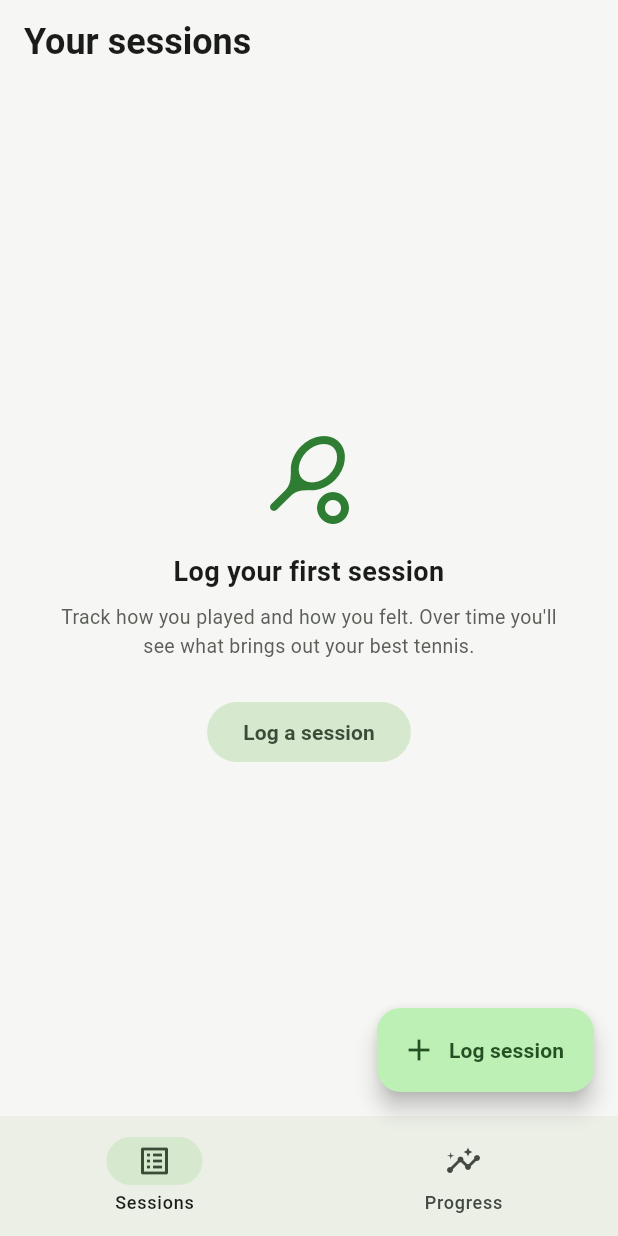
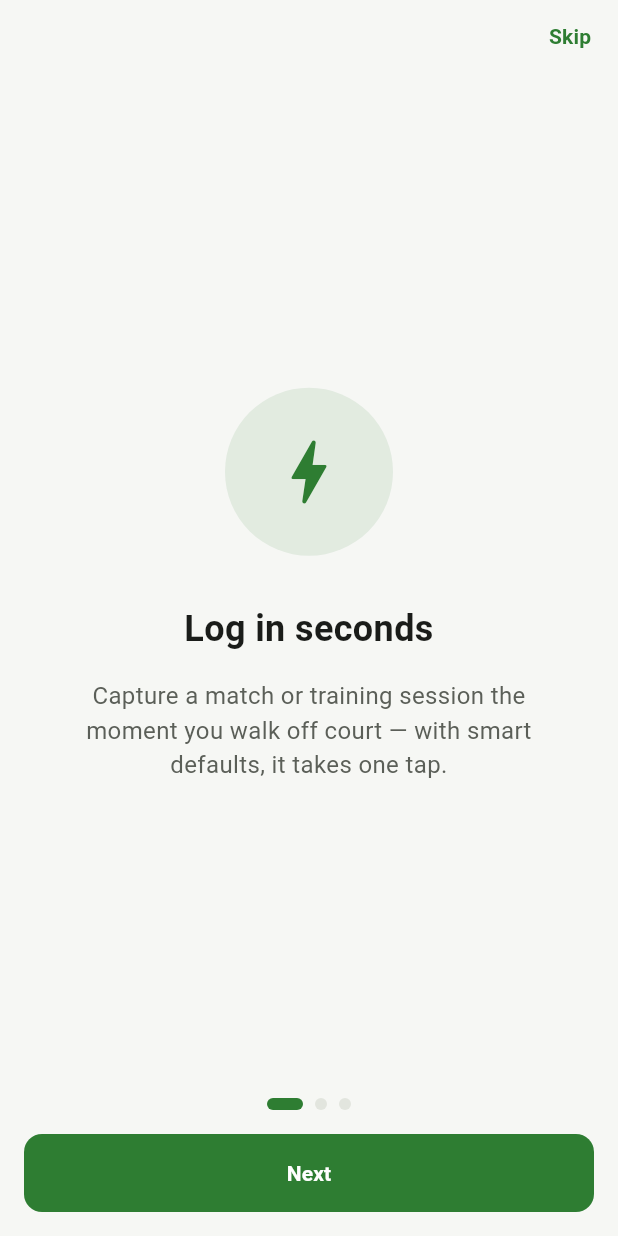
Before and after one commit to clecks666-beep/tennisnow, a Flutter app: the screen it shows after launch, on a phone screen of 412 x 824 dp. Run offline on Flutter 3.47's test engine with Material 3 defaults, Android fonts, the phone set to English and light mode, and no system bars; our stand-ins replace drift, drift_flutter, flutter_riverpod, go_router, shared_preferences; accounts and stored records are empty; generated files the repository leaves out were written again.

Commit message:
Add first-launch onboarding + device-local preferences store
Beat the empty-app problem with a short, skippable intro shown once.

- AppPreferences (shared_preferences) for device-local UI flags that must
  NOT sync — kept separate from the sync-ready Drift schema (ADR-005)
- main() loads prefs before first frame; injected via provider override
- Router is now a provider (goRouterProvider) with a redirect gate:
  first launch -> /onboarding, then never again
- OnboardingScreen: 3 value slides, page dots, Skip + Get started, all from
  design tokens; finishing persists the flag then enters the app
- Test for the onboarding preference gate
- Docs: ADR-005, CLAUDE.md persistence note, memory + README synced

```diff
--- a/lib/app/app.dart
+++ b/lib/app/app.dart
@@ -1,20 +1,21 @@
 import 'package:flutter/material.dart';
+import 'package:flutter_riverpod/flutter_riverpod.dart';
 
 import '../core/constants/app_constants.dart';
 import '../design_system/theme/app_theme.dart';
 import 'router.dart';
 
 /// Root app widget. Wires the single theme and the router; no logic here.
-class TennisNowApp extends StatelessWidget {
+class TennisNowApp extends ConsumerWidget {
   const TennisNowApp({super.key});
 
   @override
-  Widget build(BuildContext context) {
+  Widget build(BuildContext context, WidgetRef ref) {
     return MaterialApp.router(
       title: AppConstants.appName,
       debugShowCheckedModeBanner: false,
       theme: AppTheme.light(),
-      routerConfig: AppRouter.router,
+      routerConfig: ref.watch(goRouterProvider),
     );
   }
 }
--- a/lib/app/router.dart
+++ b/lib/app/router.dart
@@ -1,28 +1,44 @@
 import 'package:flutter/material.dart';
+import 'package:flutter_riverpod/flutter_riverpod.dart';
 import 'package:go_router/go_router.dart';
 
 import '../features/gamification/presentation/screens/achievements_screen.dart';
+import '../features/onboarding/presentation/screens/onboarding_screen.dart';
 import '../features/progress/presentation/screens/progress_screen.dart';
 import '../features/session_logging/presentation/screens/log_session_screen.dart';
 import '../features/session_logging/presentation/screens/session_list_screen.dart';
+import '../shared/data/app_preferences.dart';
 import 'home_shell.dart';
 
-/// Central navigation config (CLAUDE.md §2).
+final _rootKey = GlobalKey<NavigatorState>(debugLabel: 'root');
+
+/// Central navigation config (CLAUDE.md §2), exposed as a provider so it can
+/// read device-local preferences for the onboarding gate.
 ///
 /// A StatefulShellRoute hosts the two persistent tabs (Sessions, Progress)
-/// inside [HomeShell]. The log flow is a top-level route pushed ABOVE the shell
-/// so it presents full-screen over whichever tab is active. New tabbed features
-/// add a branch; new full-screen flows add a top-level route.
-class AppRouter {
-  AppRouter._();
+/// inside [HomeShell]. Full-screen/detail flows (logging, achievements,
+/// onboarding) are top-level routes above the shell. The `redirect` shows
+/// onboarding once on first launch and never again. New tabbed features add a
+/// branch; new full-screen flows add a top-level route.
+final goRouterProvider = Provider<GoRouter>((ref) {
+  final prefs = ref.watch(appPreferencesProvider);
 
-  static final GlobalKey<NavigatorState> _rootKey =
-      GlobalKey<NavigatorState>(debugLabel: 'root');
-
-  static final GoRouter router = GoRouter(
+  return GoRouter(
     navigatorKey: _rootKey,
     initialLocation: '/sessions',
+    redirect: (context, state) {
+      final onboarded = prefs.onboardingComplete;
+      final atOnboarding = state.matchedLocation == '/onboarding';
+      if (!onboarded && !atOnboarding) return '/onboarding';
+      if (onboarded && atOnboarding) return '/sessions';
+      return null;
+    },
     routes: [
+      GoRoute(
+        path: '/onboarding',
+        parentNavigatorKey: _rootKey,
+        builder: (context, state) => const OnboardingScreen(),
+      ),
       StatefulShellRoute.indexedStack(
         builder: (context, state, navigationShell) =>
             HomeShell(navigationShell: navigationShell),
@@ -57,4 +73,4 @@ class AppRouter {
       ),
     ],
   );
-}
+});
--- /dev/null
+++ b/lib/features/onboarding/presentation/screens/onboarding_screen.dart
@@ -0,0 +1,189 @@
+import 'package:flutter/material.dart';
+import 'package:flutter_riverpod/flutter_riverpod.dart';
+import 'package:go_router/go_router.dart';
+
+import '../../../../design_system/tokens/app_colors.dart';
+import '../../../../design_system/tokens/app_spacing.dart';
+import '../../../../design_system/tokens/app_text_styles.dart';
+import '../../../../design_system/widgets/primary_button.dart';
+import '../../../../shared/data/app_preferences.dart';
+
+/// One value slide in the intro.
+class _OnboardingPage {
+  final IconData icon;
+  final String title;
+  final String body;
+
+  const _OnboardingPage({
+    required this.icon,
+    required this.title,
+    required this.body,
+  });
+}
+
+/// First-launch onboarding: communicates the core loop in a few seconds and
+/// drops the user into the app, defeating the empty-app problem (CLAUDE.md §4,
+/// memory.md.txt). Shown once; the router gate (see goRouterProvider) keeps it
+/// from reappearing. Skippable so it never adds forced friction.
+class OnboardingScreen extends ConsumerStatefulWidget {
+  const OnboardingScreen({super.key});
+
+  @override
+  ConsumerState<OnboardingScreen> createState() => _OnboardingScreenState();
+}
+
+class _OnboardingScreenState extends ConsumerState<OnboardingScreen> {
+  static const List<_OnboardingPage> _pages = [
+    _OnboardingPage(
+      icon: Icons.bolt_rounded,
+      title: 'Log in seconds',
+      body:
+          'Capture a match or training session the moment you walk off court — '
+          'with smart defaults, it takes one tap.',
+    ),
+    _OnboardingPage(
+      icon: Icons.favorite_rounded,
+      title: 'Capture how you felt',
+      body:
+          'Add your mood, energy and equipment alongside performance. That\'s '
+          'what reveals why you play your best.',
+    ),
+    _OnboardingPage(
+      icon: Icons.insights_rounded,
+      title: 'See what lifts your game',
+      body:
+          'Watch your trends, keep a streak alive and earn badges. Small wins '
+          'that keep you coming back.',
+    ),
+  ];
+
+  final PageController _controller = PageController();
+  int _index = 0;
+
+  bool get _isLast => _index == _pages.length - 1;
+
+  @override
+  void dispose() {
+    _controller.dispose();
+    super.dispose();
+  }
+
+  Future<void> _finish() async {
+    // Persist first so the router gate lets us through, then enter the app.
+    await ref.read(appPreferencesProvider).setOnboardingComplete(true);
+    if (!mounted) return;
+    context.go('/sessions');
+  }
+
+  void _next() {
+    if (_isLast) {
+      _finish();
+    } else {
+      _controller.nextPage(
+        duration: const Duration(milliseconds: 280),
+        curve: Curves.easeOut,
+      );
+    }
+  }
+
+  @override
+  Widget build(BuildContext context) {
+    return Scaffold(
+      body: SafeArea(
+        child: Column(
+          children: [
+            Align(
+              alignment: Alignment.centerRight,
+              child: TextButton(
+                onPressed: _finish,
+                child: const Text('Skip'),
+              ),
+            ),
+            Expanded(
+              child: PageView.builder(
+                controller: _controller,
+                itemCount: _pages.length,
+                onPageChanged: (i) => setState(() => _index = i),
+                itemBuilder: (context, i) => _OnboardingPageView(page: _pages[i]),
+              ),
+            ),
+            _Dots(count: _pages.length, index: _index),
+            Padding(
+              padding: const EdgeInsets.all(AppSpacing.screen),
+              child: PrimaryButton(
+                label: _isLast ? 'Get started' : 'Next',
+                onPressed: _next,
+              ),
+            ),
+          ],
+        ),
+      ),
+    );
+  }
+}
+
+class _OnboardingPageView extends StatelessWidget {
+  final _OnboardingPage page;
+
+  const _OnboardingPageView({required this.page});
+
+  @override
+  Widget build(BuildContext context) {
+    return Padding(
+      padding: const EdgeInsets.symmetric(horizontal: AppSpacing.xl),
+      child: Column(
+        mainAxisAlignment: MainAxisAlignment.center,
+        children: [
+          Container(
+            height: 112,
+            width: 112,
+            decoration: BoxDecoration(
+              color: AppColors.primary.withOpacity(0.10),
+              shape: BoxShape.circle,
+            ),
+            child: Icon(page.icon, size: 56, color: AppColors.primary),
+          ),
+          const SizedBox(height: AppSpacing.xl),
+          Text(
+            page.title,
+            style: AppTextStyles.titleLarge,
+            textAlign: TextAlign.center,
+          ),
+          const SizedBox(height: AppSpacing.md),
+          Text(
+            page.body,
+            style: AppTextStyles.body.copyWith(color: AppColors.textSecondary),
+            textAlign: TextAlign.center,
+          ),
+        ],
+      ),
+    );
+  }
+}
+
+class _Dots extends StatelessWidget {
+  final int count;
+  final int index;
+
+  const _Dots({required this.count, required this.index});
+
+  @override
+  Widget build(BuildContext context) {
+    return Row(
+      mainAxisAlignment: MainAxisAlignment.center,
+      children: [
+        for (var i = 0; i < count; i++)
+          AnimatedContainer(
+            duration: const Duration(milliseconds: 200),
+            margin: const EdgeInsets.symmetric(horizontal: AppSpacing.xs),
+            height: 8,
+            width: i == index ? 24 : 8,
+            decoration: BoxDecoration(
+              color: i == index ? AppColors.primary : AppColors.outline,
+              borderRadius: BorderRadius.circular(AppRadii.pill),
+            ),
+          ),
+      ],
+    );
+  }
+}
--- a/lib/main.dart
+++ b/lib/main.dart
@@ -1,9 +1,22 @@
 import 'package:flutter/material.dart';
 import 'package:flutter_riverpod/flutter_riverpod.dart';
+import 'package:shared_preferences/shared_preferences.dart';
 
 import 'app/app.dart';
+import 'shared/data/app_preferences.dart';
 
-void main() {
-  // ProviderScope hosts the AppDatabase and all providers for the app lifetime.
-  runApp(const ProviderScope(child: TennisNowApp()));
+Future<void> main() async {
+  // Load device-local preferences before the first frame so the onboarding gate
+  // can be evaluated synchronously by the router.
+  WidgetsFlutterBinding.ensureInitialized();
+  final prefs = await SharedPreferences.getInstance();
+
+  runApp(
+    ProviderScope(
+      // ProviderScope hosts the AppDatabase and all providers for the app
+      // lifetime; the SharedPreferences instance is injected here.
+      overrides: [sharedPreferencesProvider.overrideWithValue(prefs)],
+      child: const TennisNowApp(),
+    ),
+  );
 }
--- /dev/null
+++ b/lib/shared/data/app_preferences.dart
@@ -0,0 +1,32 @@
+import 'package:flutter_riverpod/flutter_riverpod.dart';
+import 'package:shared_preferences/shared_preferences.dart';
+
+/// Device-local UI preferences (see ADR-005). This store is intentionally
+/// SEPARATE from the Drift database: these flags describe how the app behaves on
+/// THIS device (e.g. onboarding seen) and must never sync across devices, so
+/// they stay out of the sync-ready domain schema.
+class AppPreferences {
+  final SharedPreferences _prefs;
+
+  AppPreferences(this._prefs);
+
+  static const String _kOnboardingComplete = 'onboarding_complete';
+
+  /// Whether the user has finished (or skipped) first-launch onboarding.
+  bool get onboardingComplete => _prefs.getBool(_kOnboardingComplete) ?? false;
+
+  Future<void> setOnboardingComplete(bool value) =>
+      _prefs.setBool(_kOnboardingComplete, value);
+}
+
+/// Holds the SharedPreferences instance. Overridden in main() with the loaded
+/// instance so the rest of the app can read preferences synchronously.
+final sharedPreferencesProvider = Provider<SharedPreferences>(
+  (ref) => throw UnimplementedError(
+    'sharedPreferencesProvider must be overridden in main()',
+  ),
+);
+
+final appPreferencesProvider = Provider<AppPreferences>(
+  (ref) => AppPreferences(ref.watch(sharedPreferencesProvider)),
+);
--- a/pubspec.yaml
+++ b/pubspec.yaml
@@ -24,6 +24,9 @@ dependencies:
   # Client-generated UUIDs for the sync-ready invariant.
   uuid: ^4.4.0
 
+  # Device-local UI preferences (NOT synced) — e.g. onboarding-seen flag.
+  shared_preferences: ^2.2.3
+
 dev_dependencies:
   flutter_test:
     sdk: flutter
```
Also changed, not shown: memory.md.txt (+19 -0 lines), 4 other files.
